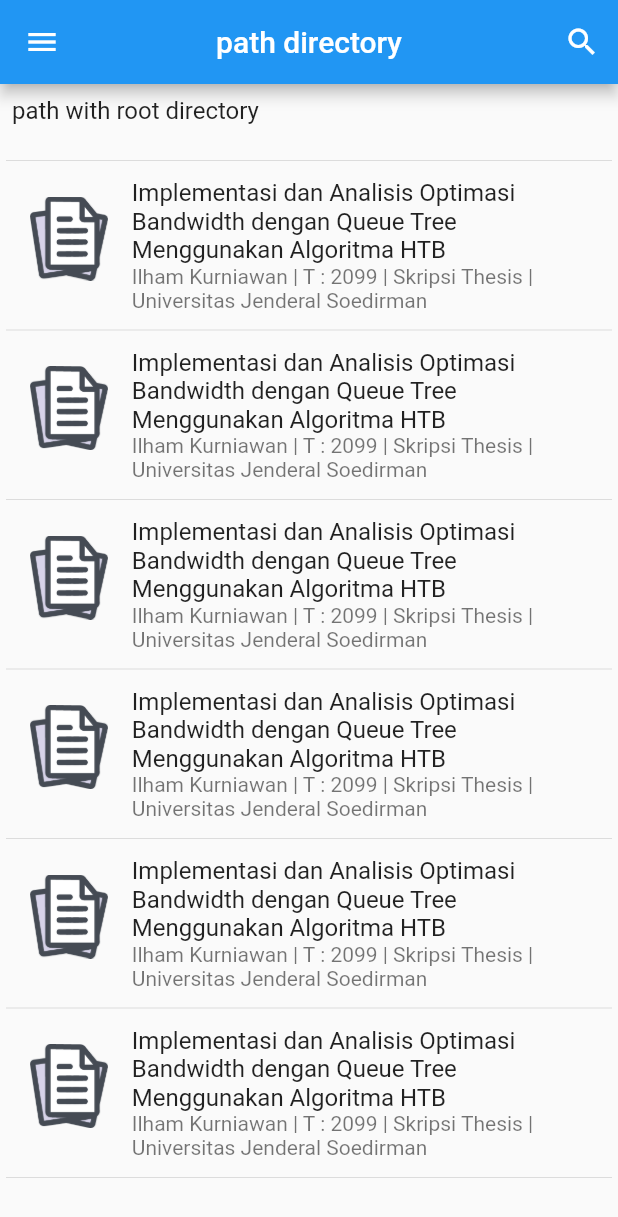
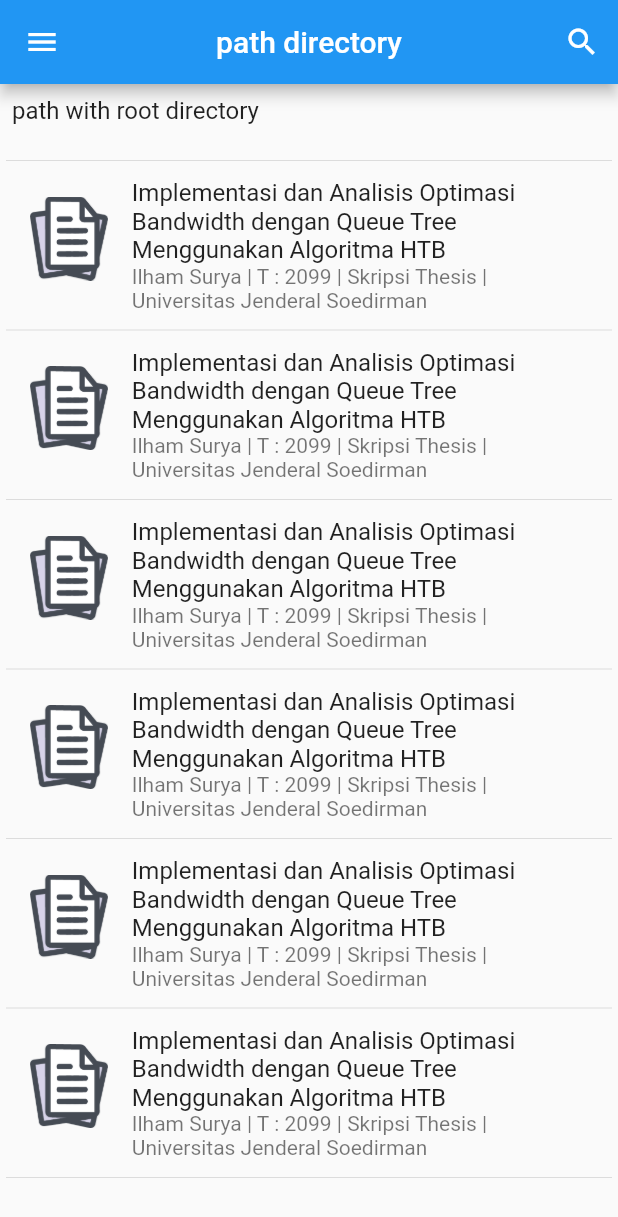
Before and after one commit to marinabrook/e-repo, a Flutter app: the KaryailmiahView screen opened by its route, on a phone screen of 412 x 824 dp. Shown: the top 1217 px of the screen. Run offline on Flutter 3.47's test engine with Material 2 defaults, Android fonts, the light colour scheme and no system bars; our stand-ins replace flutter_linkify, get; network calls fail.

Commit message:
mengganti nama menjadi ilham surya

```diff
--- a/lib/app/modules/karyailmiah/views/karyailmiah_view.dart
+++ b/lib/app/modules/karyailmiah/views/karyailmiah_view.dart
@@ -95,7 +95,7 @@ class KaryailmiahView extends GetView<KaryailmiahController> {
                     ListTile(
                       leading: Image.asset('assets/file.png'),
                       title: Text('Implementasi dan Analisis Optimasi Bandwidth dengan Queue Tree Menggunakan Algoritma HTB'),
-                      subtitle: Text('Ilham Kurniawan | T : 2099 | Skripsi Thesis | Universitas Jenderal Soedirman'),
+                      subtitle: Text('Ilham Surya | T : 2099 | Skripsi Thesis | Universitas Jenderal Soedirman'),
                       onTap: (){},
                     ),
                   ],
```
